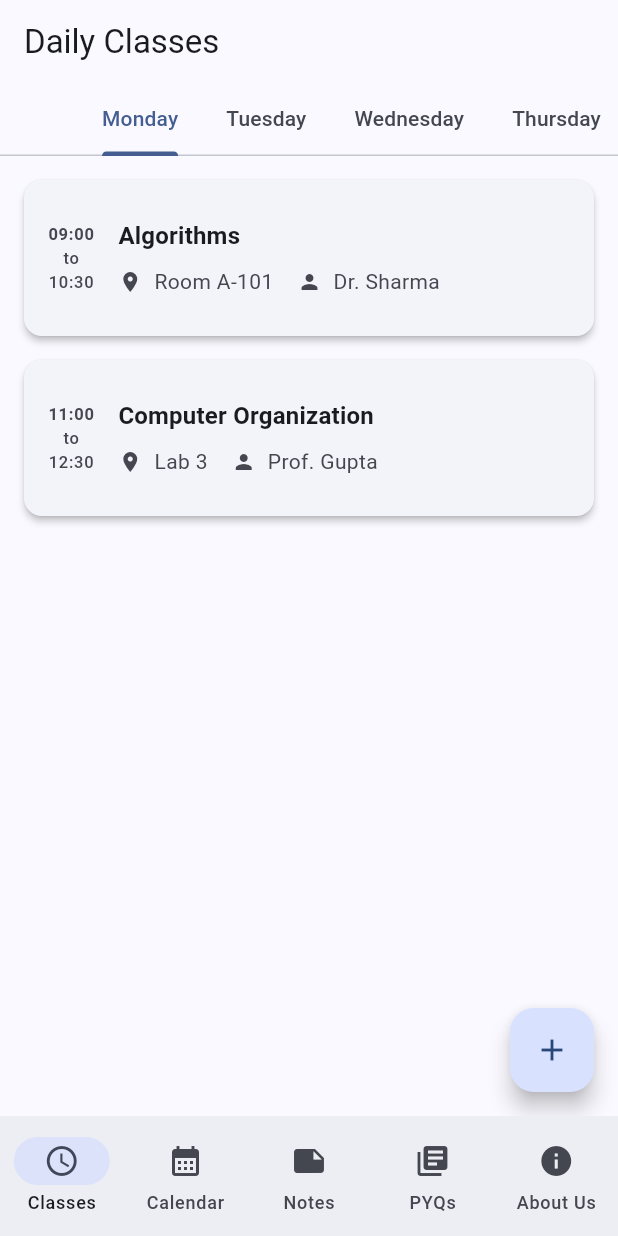
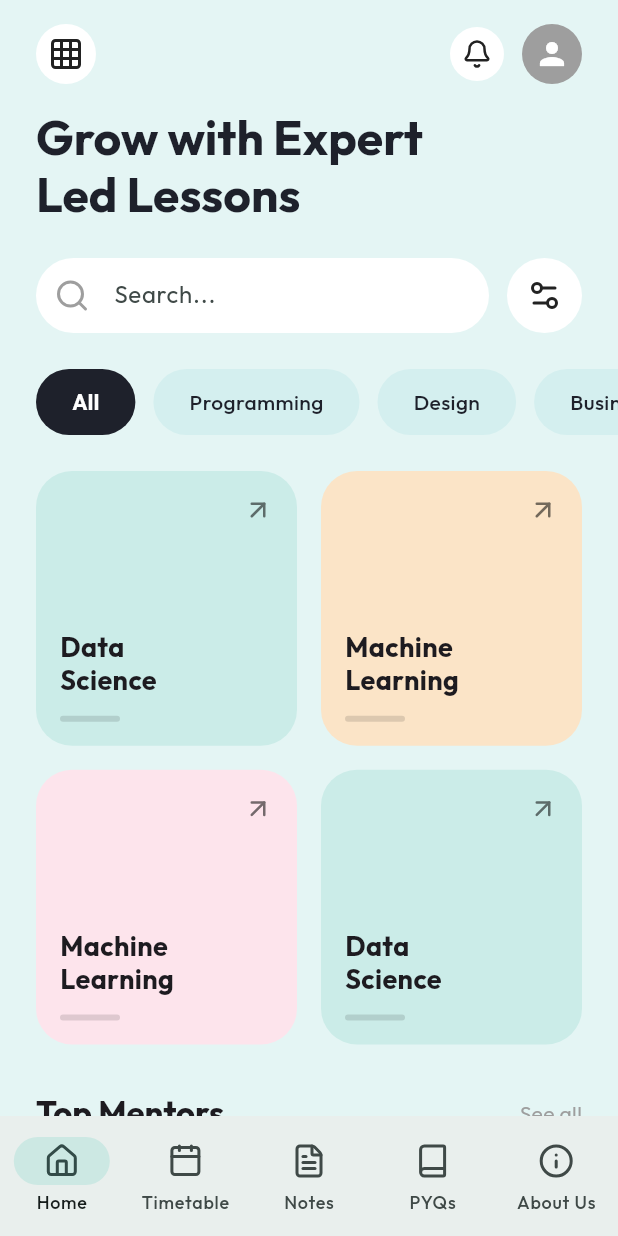
Before and after one commit to mdsahilnoob/widget_app, a Flutter app: the AppNavigation screen opened directly, on a phone screen of 412 x 824 dp. Run offline on Flutter 3.47's test engine with Material 3 defaults, Android fonts, the phone set to English and light mode, and no system bars; our stand-ins replace google_fonts, isar, lucide_icons, table_calendar; accounts and stored records are empty; generated files the repository leaves out were written again.

Commit message:
feat: Implement initial application structure with onboarding, dashboard, and timetable screens, Isar database setup, and application theming.

```diff
--- /dev/null
+++ b/lib/features/home/dashboard_screen.dart
@@ -0,0 +1,286 @@
+import 'package:flutter/material.dart';
+import 'package:lucide_icons/lucide_icons.dart';
+
+class DashboardScreen extends StatelessWidget {
+  const DashboardScreen({super.key});
+
+  @override
+  Widget build(BuildContext context) {
+    return Container(
+      decoration: const BoxDecoration(
+        color: Color(0xFFE4F5F4), // Main gradient style background
+      ),
+      child: SafeArea(
+        child: CustomScrollView(
+          slivers: [
+            SliverToBoxAdapter(
+              child: Padding(
+                padding: const EdgeInsets.symmetric(
+                  horizontal: 24.0,
+                  vertical: 16.0,
+                ),
+                child: Row(
+                  mainAxisAlignment: MainAxisAlignment.spaceBetween,
+                  children: [
+                    Container(
+                      padding: const EdgeInsets.all(8),
+                      decoration: const BoxDecoration(
+                        color: Colors.white,
+                        shape: BoxShape.circle,
+                      ),
+                      child: const Icon(LucideIcons.grid, size: 24),
+                    ),
+                    Row(
+                      children: [
+                        Container(
+                          padding: const EdgeInsets.all(8),
+                          decoration: const BoxDecoration(
+                            color: Colors.white,
+                            shape: BoxShape.circle,
+                          ),
+                          child: const Icon(LucideIcons.bell, size: 20),
+                        ),
+                        const SizedBox(width: 12),
+                        const CircleAvatar(
+                          radius: 20,
+                          backgroundColor: Colors.grey, // Dummy avatar
+                          child: Icon(Icons.person, color: Colors.white),
+                        ),
+                      ],
+                    ),
+                  ],
+                ),
+              ),
+            ),
+            SliverToBoxAdapter(
+              child: Padding(
+                padding: const EdgeInsets.symmetric(horizontal: 24.0),
+                child: Text(
+                  'Grow with Expert\nLed Lessons',
+                  style: Theme.of(context).textTheme.headlineMedium?.copyWith(
+                    fontWeight: FontWeight.bold,
+                    color: const Color(0xFF1E212B),
+                    height: 1.2,
+                    fontSize: 32,
+                  ),
+                ),
+              ),
+            ),
+            SliverToBoxAdapter(child: const SizedBox(height: 24)),
+            SliverToBoxAdapter(
+              child: Padding(
+                padding: const EdgeInsets.symmetric(horizontal: 24.0),
+                child: Row(
+                  children: [
+                    Expanded(
+                      child: Container(
+                        height: 50,
+                        decoration: BoxDecoration(
+                          color: Colors.white,
+                          borderRadius: BorderRadius.circular(25),
+                        ),
+                        child: const TextField(
+                          decoration: InputDecoration(
+                            border: InputBorder.none,
+                            hintText: 'Search...',
+                            prefixIcon: Icon(
+                              LucideIcons.search,
+                              color: Colors.grey,
+                            ),
+                            contentPadding: EdgeInsets.symmetric(vertical: 14),
+                          ),
+                        ),
+                      ),
+                    ),
+                    const SizedBox(width: 12),
+                    Container(
+                      height: 50,
+                      width: 50,
+                      decoration: const BoxDecoration(
+                        color: Colors.white,
+                        shape: BoxShape.circle,
+                      ),
+                      child: const Icon(LucideIcons.settings2),
+                    ),
+                  ],
+                ),
+              ),
+            ),
+            SliverToBoxAdapter(child: const SizedBox(height: 24)),
+            SliverToBoxAdapter(
+              child: SingleChildScrollView(
+                scrollDirection: Axis.horizontal,
+                padding: const EdgeInsets.symmetric(horizontal: 24.0),
+                child: Row(
+                  children: [
+                    _buildChip('All', isSelected: true),
+                    const SizedBox(width: 12),
+                    _buildChip('Programming'),
+                    const SizedBox(width: 12),
+                    _buildChip('Design'),
+                    const SizedBox(width: 12),
+                    _buildChip('Business'),
+                  ],
+                ),
+              ),
+            ),
+            SliverToBoxAdapter(child: const SizedBox(height: 24)),
+            SliverPadding(
+              padding: const EdgeInsets.symmetric(horizontal: 24.0),
+              sliver: SliverGrid(
+                gridDelegate: const SliverGridDelegateWithFixedCrossAxisCount(
+                  crossAxisCount: 2,
+                  crossAxisSpacing: 16.0,
+                  mainAxisSpacing: 16.0,
+                  childAspectRatio: 0.95,
+                ),
+                delegate: SliverChildListDelegate([
+                  _buildCourseCard('Data\nScience', const Color(0xFFCBECE8)),
+                  _buildCourseCard(
+                    'Machine\nLearning',
+                    const Color(0xFFFBE4C7),
+                  ),
+                  _buildCourseCard(
+                    'Machine\nLearning',
+                    const Color(0xFFFDE4EC),
+                  ),
+                  _buildCourseCard('Data\nScience', const Color(0xFFCBECE8)),
+                ]),
+              ),
+            ),
+            SliverToBoxAdapter(child: const SizedBox(height: 32)),
+            SliverToBoxAdapter(
+              child: Padding(
+                padding: const EdgeInsets.symmetric(horizontal: 24.0),
+                child: Row(
+                  mainAxisAlignment: MainAxisAlignment.spaceBetween,
+                  children: [
+                    Text(
+                      'Top Mentors',
+                      style: Theme.of(context).textTheme.titleLarge?.copyWith(
+                        fontWeight: FontWeight.bold,
+                      ),
+                    ),
+                    const Text('See all', style: TextStyle(color: Colors.grey)),
+                  ],
+                ),
+              ),
+            ),
+            SliverPadding(
+              padding: const EdgeInsets.all(24.0),
+              sliver: SliverList(
+                delegate: SliverChildListDelegate([
+                  _buildMentorCard('Kali Mona'),
+                  const SizedBox(height: 16),
+                  _buildMentorCard('Jhon Williamson'),
+                ]),
+              ),
+            ),
+          ],
+        ),
+      ),
+    );
+  }
+
+  Widget _buildChip(String label, {bool isSelected = false}) {
+    return Container(
+      padding: const EdgeInsets.symmetric(horizontal: 24, vertical: 12),
+      decoration: BoxDecoration(
+        color: isSelected ? const Color(0xFF1E212B) : const Color(0xFFD4EFEF),
+        borderRadius: BorderRadius.circular(24),
+      ),
+      child: Text(
+        label,
+        style: TextStyle(
+          color: isSelected ? Colors.white : const Color(0xFF1E212B),
+          fontWeight: isSelected ? FontWeight.bold : FontWeight.w500,
+        ),
+      ),
+    );
+  }
+
+  Widget _buildCourseCard(String title, Color bgColor) {
+    return Container(
+      padding: const EdgeInsets.all(16.0),
+      decoration: BoxDecoration(
+        color: bgColor,
+        borderRadius: BorderRadius.circular(24),
+      ),
+      child: Column(
+        crossAxisAlignment: CrossAxisAlignment.start,
+        children: [
+          Row(
+            mainAxisAlignment: MainAxisAlignment.end,
+            children: const [
+              Icon(LucideIcons.arrowUpRight, size: 20, color: Colors.black54),
+            ],
+          ),
+          const Spacer(),
+          Text(
+            title,
+            style: const TextStyle(
+              fontSize: 18,
+              fontWeight: FontWeight.bold,
+              height: 1.2,
+            ),
+          ),
+          const SizedBox(height: 12),
+          Container(
+            height: 4,
+            width: 40,
+            decoration: BoxDecoration(
+              color: Colors.black12,
+              borderRadius: BorderRadius.circular(2),
+            ),
+          ),
+        ],
+      ),
+    );
+  }
+
+  Widget _buildMentorCard(String name) {
+    return Container(
+      padding: const EdgeInsets.all(12),
+      decoration: BoxDecoration(
+        color: Colors.white.withOpacity(0.6),
+        borderRadius: BorderRadius.circular(24),
+      ),
+      child: Row(
+        children: [
+          const CircleAvatar(
+            radius: 24,
+            backgroundColor: Colors.grey,
+            child: Icon(Icons.person, color: Colors.white),
+          ),
+          const SizedBox(width: 16),
+          Expanded(
+            child: Column(
+              crossAxisAlignment: CrossAxisAlignment.start,
+              children: [
+                Text(
+                  name,
+                  style: const TextStyle(
+                    fontWeight: FontWeight.bold,
+                    fontSize: 16,
+                  ),
+                ),
+                Text(
+                  'Leading UI/UX Expert',
+                  style: TextStyle(color: Colors.grey.shade600, fontSize: 12),
+                ),
+              ],
+            ),
+          ),
+          const Padding(
+            padding: EdgeInsets.only(right: 8.0),
+            child: Icon(
+              LucideIcons.arrowUpRight,
+              size: 20,
+              color: Colors.black54,
+            ),
+          ),
+        ],
+      ),
+    );
+  }
+}
--- a/lib/features/navigation/app_navigation.dart
+++ b/lib/features/navigation/app_navigation.dart
@@ -1,10 +1,11 @@
 import 'package:flutter/material.dart';
+import 'package:lucide_icons/lucide_icons.dart';
 
-import '../calendar/academic_calendar_screen.dart';
+import '../home/dashboard_screen.dart';
+import '../timetable/timetable_screen.dart';
 import '../notes/notes_screen.dart';
 import '../pyqs/pyqs_screen.dart';
 import '../about/about_us_screen.dart';
-import '../timetable/daily_classes_screen.dart';
 
 class AppNavigation extends StatefulWidget {
   const AppNavigation({super.key});
@@ -17,36 +18,42 @@ class _AppNavigationState extends State<AppNavigation> {
   int _selectedIndex = 0;
 
   final List<Widget> _screens = [
-    const DailyClassesScreen(),
-    const AcademicCalendarScreen(),
+    const DashboardScreen(),
+    const TimetableScreen(),
     const NotesScreen(),
     const PyqsScreen(),
     const AboutUsScreen(),
   ];
 
   final List<NavigationDestination> _destinations = const [
-    NavigationDestination(icon: Icon(Icons.schedule), label: 'Classes'),
-    NavigationDestination(icon: Icon(Icons.calendar_month), label: 'Calendar'),
-    NavigationDestination(icon: Icon(Icons.note), label: 'Notes'),
-    NavigationDestination(icon: Icon(Icons.library_books), label: 'PYQs'),
-    NavigationDestination(icon: Icon(Icons.info), label: 'About Us'),
+    NavigationDestination(icon: Icon(LucideIcons.home), label: 'Home'),
+    NavigationDestination(icon: Icon(LucideIcons.calendar), label: 'Timetable'),
+    NavigationDestination(icon: Icon(LucideIcons.fileText), label: 'Notes'),
+    NavigationDestination(icon: Icon(LucideIcons.book), label: 'PYQs'),
+    NavigationDestination(icon: Icon(LucideIcons.info), label: 'About Us'),
   ];
 
   final List<NavigationRailDestination> _railDestinations = const [
     NavigationRailDestination(
-      icon: Icon(Icons.schedule),
-      label: Text('Classes'),
+      icon: Icon(LucideIcons.home),
+      label: Text('Home'),
     ),
     NavigationRailDestination(
-      icon: Icon(Icons.calendar_month),
-      label: Text('Calendar'),
+      icon: Icon(LucideIcons.calendar),
+      label: Text('Timetable'),
     ),
-    NavigationRailDestination(icon: Icon(Icons.note), label: Text('Notes')),
     NavigationRailDestination(
-      icon: Icon(Icons.library_books),
+      icon: Icon(LucideIcons.fileText),
+      label: Text('Notes'),
+    ),
+    NavigationRailDestination(
+      icon: Icon(LucideIcons.book),
       label: Text('PYQs'),
     ),
-    NavigationRailDestination(icon: Icon(Icons.info), label: Text('About Us')),
+    NavigationRailDestination(
+      icon: Icon(LucideIcons.info),
+      label: Text('About Us'),
+    ),
   ];
 
   @override
--- a/pubspec.yaml
+++ b/pubspec.yaml
@@ -50,6 +50,9 @@ dependencies:
   isar: 3.1.0
   isar_flutter_libs: 3.1.0
   path_provider: ^2.1.5
+  table_calendar: ^3.2.0
+  intl: ^0.20.2
+  lucide_icons: ^0.257.0
 
 dev_dependencies:
   flutter_test:
```
Also changed, not shown: lib/features/onboarding/onboarding_screen.dart (added, +135 -0 lines), lib/features/timetable/timetable_screen.dart (added, +225 -0 lines), lib/main.dart (+17 -6 lines), pubspec.lock.
